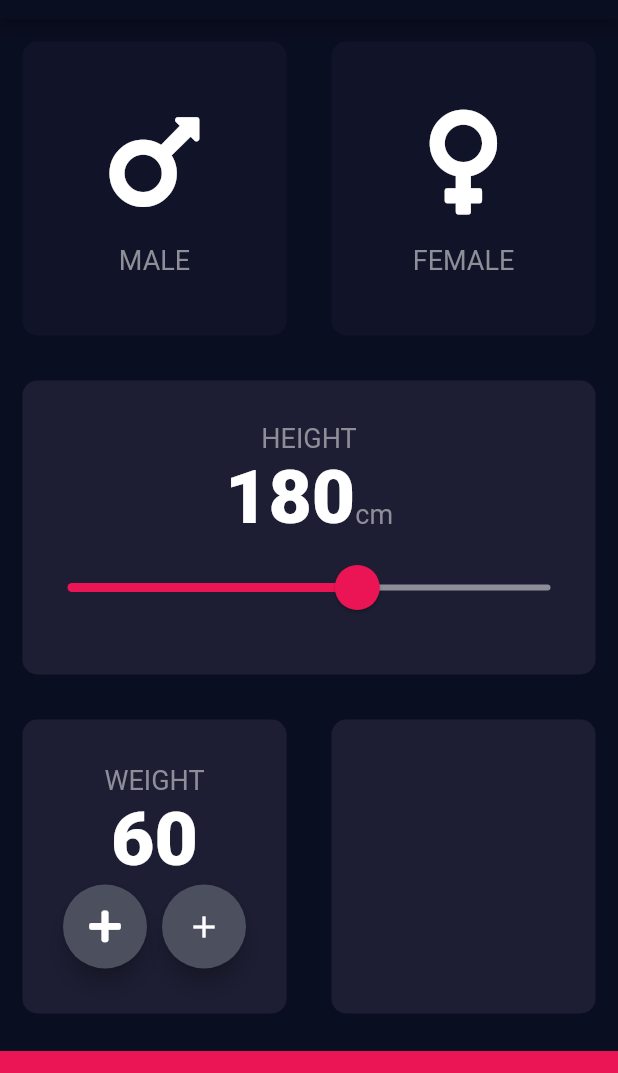
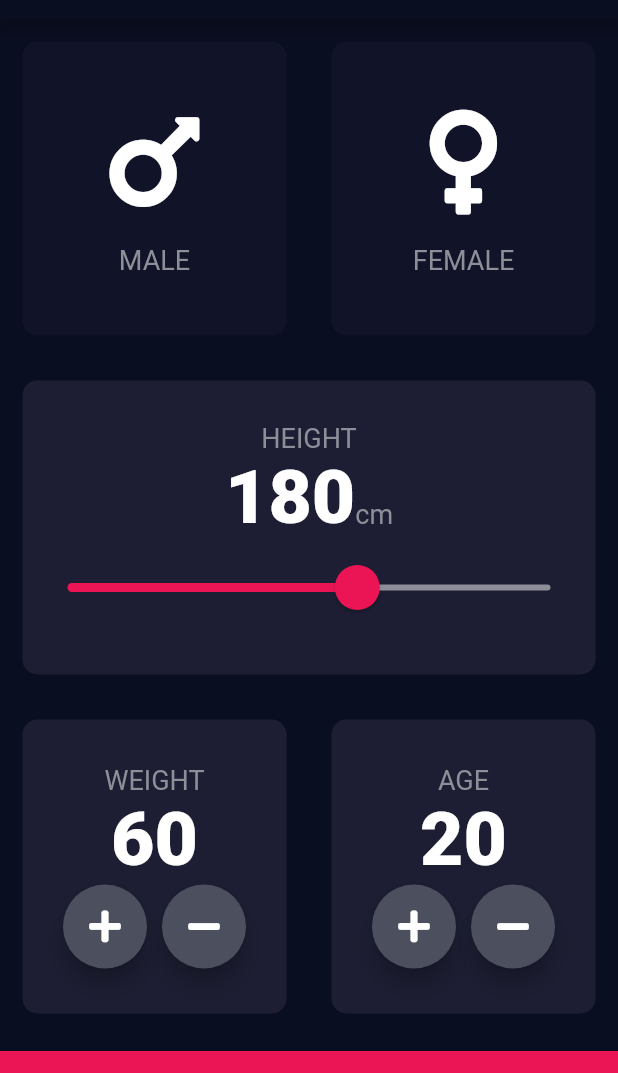
Before and after one commit to alaminsheikh01/BMI-Calculator-flutter-app, a Flutter app: the screen it shows after launch, on a phone screen of 412 x 824 dp, the part 65-1138 px from its top. Run offline on Flutter 3.47's test engine with Material 2 defaults, Android fonts, the phone set to English and light mode, and no system bars; our stand-ins replace font_awesome_flutter.

Commit message:
weight and age button done

```diff
--- a/lib/input_page.dart
+++ b/lib/input_page.dart
@@ -15,6 +15,7 @@ class _InputPageState extends State<InputPage> {
   Gender? selectedGender;
   int height = 180;
   int weight = 60;
+  int age = 20;
 
   @override
   Widget build(BuildContext context) {
@@ -136,17 +137,22 @@ class _InputPageState extends State<InputPage> {
                         children: [
                           RoundIconButton(
                             icon: FontAwesomeIcons.plus,
+                            onPressed: () {
+                              setState(() {
+                                weight++;
+                              });
+                            },
                           ),
                           SizedBox(
                             width: 10.0,
                           ),
-                          FloatingActionButton(
-                            onPressed: () {},
-                            backgroundColor: Color(0xFF4C4F5E),
-                            child: Icon(
-                              Icons.add,
-                              color: Colors.white,
-                            ),
+                          RoundIconButton(
+                            icon: FontAwesomeIcons.minus,
+                            onPressed: () {
+                              setState(() {
+                                weight--;
+                              });
+                            },
                           ),
                         ],
                       )
@@ -157,6 +163,43 @@ class _InputPageState extends State<InputPage> {
               Expanded(
                 child: ReusableCard(
                   color1: activeCardColor,
+                  cardChild: Column(
+                    mainAxisAlignment: MainAxisAlignment.center,
+                    children: [
+                      Text(
+                        'AGE',
+                        style: labelTextStyle,
+                      ),
+                      Text(
+                        age.toString(),
+                        style: KNumberTextStyle,
+                      ),
+                      Row(
+                        mainAxisAlignment: MainAxisAlignment.center,
+                        children: [
+                          RoundIconButton(
+                            icon: FontAwesomeIcons.plus,
+                            onPressed: () {
+                              setState(() {
+                                age++;
+                              });
+                            },
+                          ),
+                          SizedBox(
+                            width: 10.0,
+                          ),
+                          RoundIconButton(
+                            icon: FontAwesomeIcons.minus,
+                            onPressed: () {
+                              setState(() {
+                                age--;
+                              });
+                            },
+                          ),
+                        ],
+                      )
+                    ],
+                  ),
                 ),
               )
             ],
@@ -175,13 +218,14 @@ class _InputPageState extends State<InputPage> {
 
 class RoundIconButton extends StatelessWidget {
   final IconData? icon;
+  final Function()? onPressed;
 
-  RoundIconButton({this.icon});
+  RoundIconButton({this.icon, this.onPressed});
   @override
   Widget build(BuildContext context) {
     return RawMaterialButton(
       child: Icon(icon),
-      onPressed: () {},
+      onPressed: onPressed,
       elevation: 6.0,
       constraints: BoxConstraints.tightFor(
         width: 56.0,
```
